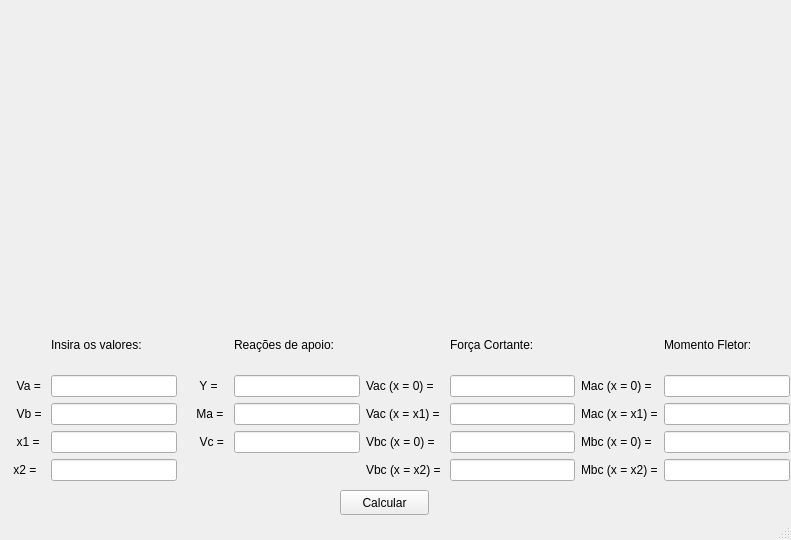
This is layout-rdm.ui in gabrieImoreira/resistencia-dos-materiais-py as Qt 5 draws it before an edit. The edited form follows.
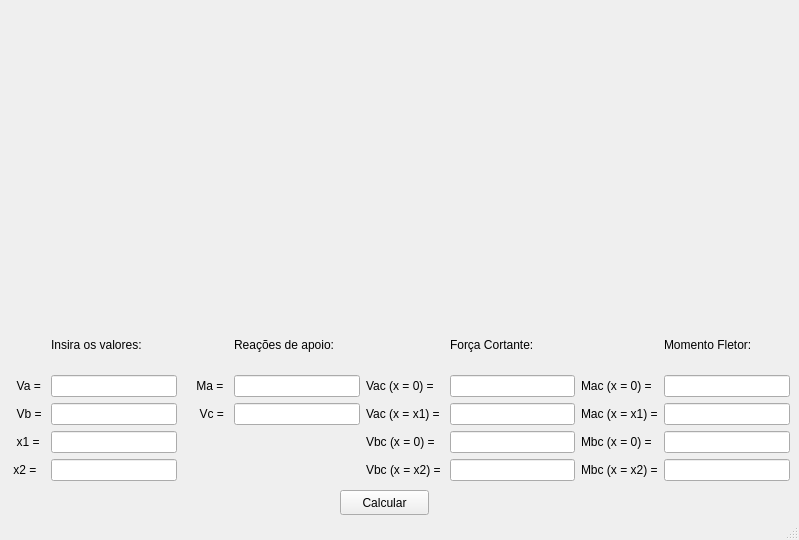
This is the edited form. Icons and pictures are not drawn.

The edit to the form file:
```diff
--- a/layout-rdm.ui
+++ b/layout-rdm.ui
@@ -6,7 +6,7 @@
    <rect>
     <x>0</x>
     <y>0</y>
-    <width>791</width>
+    <width>799</width>
     <height>540</height>
    </rect>
   </property>
@@ -41,13 +41,6 @@
      </rect>
     </property>
     <layout class="QGridLayout" name="gridLayout_2">
-     <item row="3" column="2">
-      <widget class="QLabel" name="label_5">
-       <property name="text">
-        <string>     Vc = </string>
-       </property>
-      </widget>
-     </item>
      <item row="4" column="4">
       <widget class="QLabel" name="label_15">
        <property name="text">
@@ -58,13 +51,6 @@
      <item row="2" column="7">
       <widget class="QLineEdit" name="mac1Output"/>
      </item>
-     <item row="2" column="2">
-      <widget class="QLabel" name="label_9">
-       <property name="text">
-        <string>    Ma = </string>
-       </property>
-      </widget>
-     </item>
      <item row="1" column="6">
       <widget class="QLabel" name="label_16">
        <property name="text">
@@ -99,18 +85,9 @@
      <item row="1" column="1">
       <widget class="QLineEdit" name="vaInput"/>
      </item>
-     <item row="2" column="3">
-      <widget class="QLineEdit" name="maOutput"/>
-     </item>
-     <item row="1" column="3">
-      <widget class="QLineEdit" name="yOutput"/>
-     </item>
      <item row="3" column="1">
       <widget class="QLineEdit" name="x1Input"/>
      </item>
-     <item row="3" column="3">
-      <widget class="QLineEdit" name="vcOutput"/>
-     </item>
      <item row="1" column="5">
       <widget class="QLineEdit" name="vac0Output"/>
      </item>
@@ -199,13 +176,6 @@
        </property>
       </widget>
      </item>
-     <item row="1" column="2">
-      <widget class="QLabel" name="label_11">
-       <property name="text">
-        <string>     Y = </string>
-       </property>
-      </widget>
-     </item>
      <item row="2" column="1">
       <widget class="QLineEdit" name="vbInput"/>
      </item>
@@ -219,6 +189,26 @@
      <item row="4" column="1">
       <widget class="QLineEdit" name="x2Input"/>
      </item>
+     <item row="1" column="3">
+      <widget class="QLineEdit" name="maOutput"/>
+     </item>
+     <item row="1" column="2">
+      <widget class="QLabel" name="label_9">
+       <property name="text">
+        <string>    Ma = </string>
+       </property>
+      </widget>
+     </item>
+     <item row="2" column="2">
+      <widget class="QLabel" name="label_5">
+       <property name="text">
+        <string>     Vc = </string>
+       </property>
+      </widget>
+     </item>
+     <item row="2" column="3">
+      <widget class="QLineEdit" name="vcOutput"/>
+     </item>
     </layout>
    </widget>
    <widget class="QPushButton" name="btnCalcular">
```
